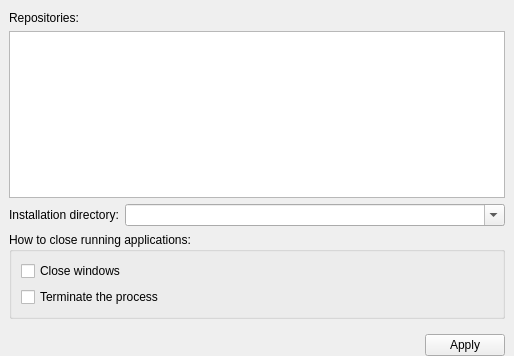
The window that wpmcpp/src/settingsframe.ui (npackd/npackd-cpp) describes before a commit, drawn with Qt 5.
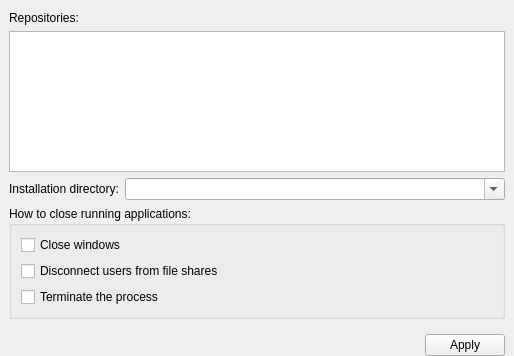
The same window after the commit.

Commit message: disconnect from file shares

Diff of the .ui file:
```diff
--- a/wpmcpp/src/settingsframe.ui
+++ b/wpmcpp/src/settingsframe.ui
@@ -143,6 +143,13 @@
            </property>
           </widget>
          </item>
+         <item>
+          <widget class="QCheckBox" name="checkBoxDeleteFileShares">
+           <property name="text">
+            <string>Disconnect users from file shares</string>
+           </property>
+          </widget>
+         </item>
          <item>
           <widget class="QCheckBox" name="checkBoxKillProcesses">
            <property name="toolTip">
```
The commit also changes 14 other files.
